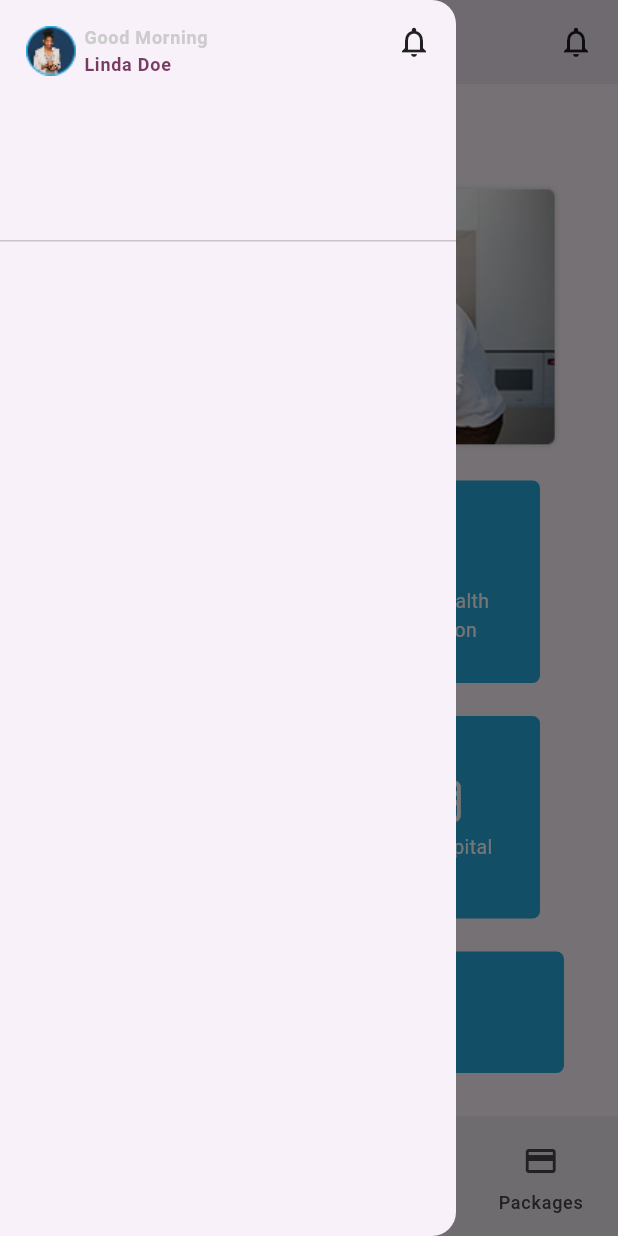
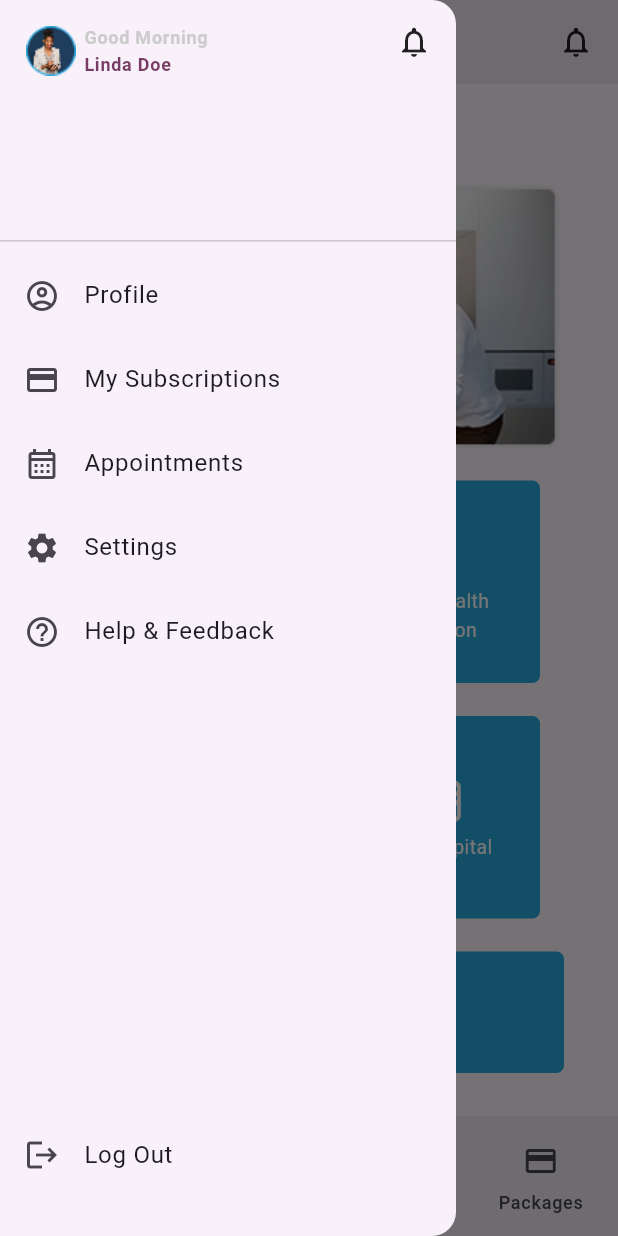
Before and after one commit to ogomaemmanuel/panacare, a Flutter app: the HomePage screen opened directly, with the side drawer open, on a phone screen of 412 x 824 dp. Run offline on Flutter 3.47's test engine with Material 3 defaults, Android fonts, the phone set to English and light mode, and no system bars; our stand-ins replace font_awesome_flutter, google_fonts, pinput.

Commit message:
added logout tile on the drawer menu

```diff
--- a/lib/home/side_navbar.dart
+++ b/lib/home/side_navbar.dart
@@ -5,7 +5,7 @@ class SideNavBar extends StatelessWidget {
   @override
   Widget build(BuildContext context) {
     return Drawer(
-      child: ListView(
+      child: Column(
             children: const [
               DrawerHeader(
                   child: Row(
@@ -57,7 +57,38 @@ class SideNavBar extends StatelessWidget {
                       )),
                   // Image(image: AssetImage("assets/Panacare-High-res.png"),height: 36.0),
                 ],
-          ))
+              )),
+              ListTile(
+                leading: Icon(Icons.account_circle_outlined),
+                title: Text("Profile"),
+              ),
+              ListTile(
+                leading: Icon(Icons.credit_card),
+                title: Text("My Subscriptions"),
+              ),
+              ListTile(
+                leading: Icon(Icons.calendar_month_outlined),
+                title: Text("Appointments"),
+              ),
+              ListTile(
+                leading: Icon(Icons.settings),
+                title: Text("Settings"),
+              ),
+              ListTile(
+                leading: Icon(Icons.help_outline_outlined),
+                title: Text("Help & Feedback"),
+              ),
+              const Spacer(),
+              Padding(
+                padding: EdgeInsets.only(bottom:26.0),
+                child: ListTile(
+                  leading: Icon(Icons.logout),
+                  title: Text("Log Out"),
+                ),
+              ),
+
+
+
         ],
       ),
     );
```
Also changed, not shown: lib/home/doctor_details.dart (+10 -7 lines), lib/home/doctor_reviews.dart (added, +51 -0 lines). Lines whose indentation alone changed are shown as unchanged.
